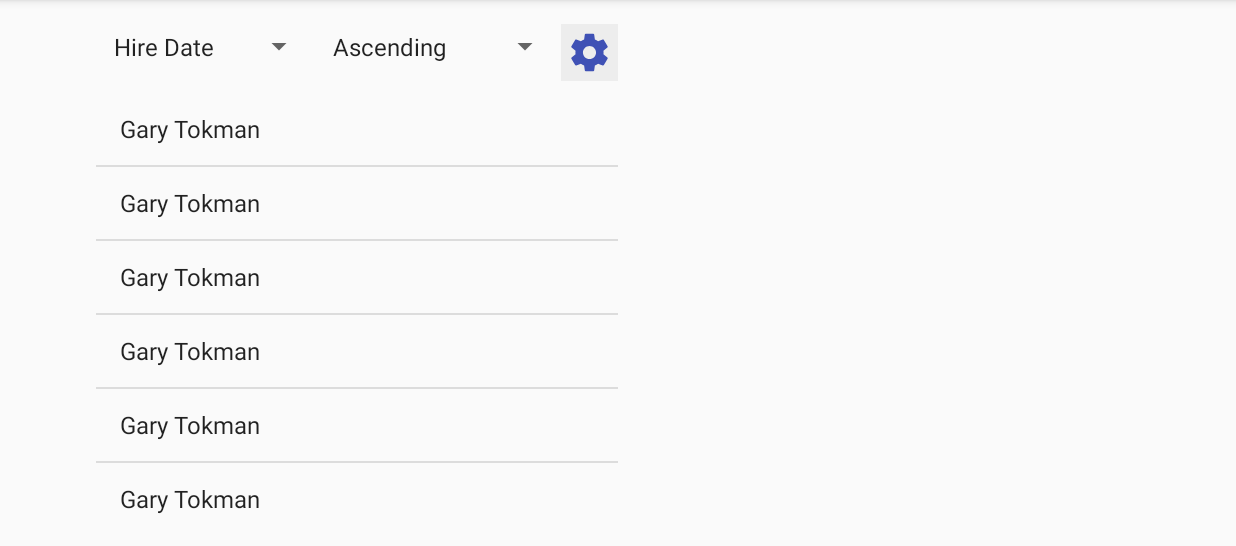
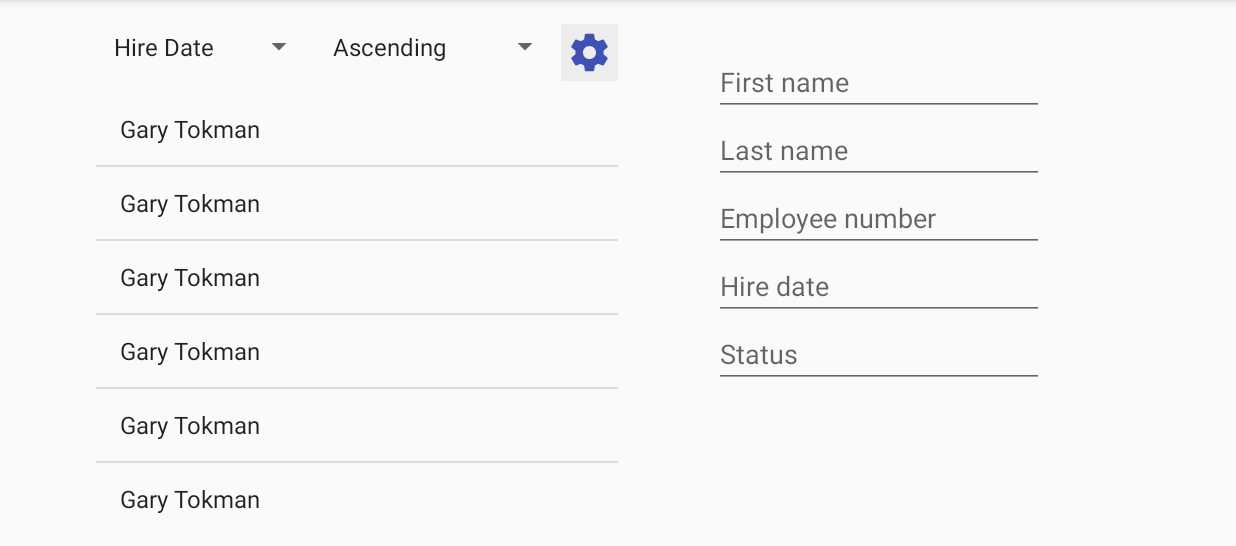
Before and after one commit to gtokman/Android-Challenges-2, an Android app: the screen it shows after launch (MainActivity), on a phone screen of 824 x 412 dp (held sideways), the part 72-618 px from its top. Run offline under Robolectric (Android 15) with nearby library versions, the phone set to English and light mode, and no system bars.

Commit message:
Added form and helper class to get the text

```diff
--- /dev/null
+++ b/TokmanGary_CE04/app/src/main/java/com/garytokman/tokmangary_ce04/Fragments/PersonFormFragment.java
@@ -0,0 +1,48 @@
+package com.garytokman.tokmangary_ce04.Fragments;
+
+import android.app.Fragment;
+import android.os.Bundle;
+import android.support.annotation.Nullable;
+import android.view.LayoutInflater;
+import android.view.View;
+import android.view.ViewGroup;
+import android.widget.EditText;
+
+import com.garytokman.tokmangary_ce04.Helper.TextWatcherHelper;
+import com.garytokman.tokmangary_ce04.R;
+
+// Gary Tokman
+// JAV2 - 1609
+// PersonListFragment
+
+public class PersonFormFragment extends Fragment {
+
+    @Nullable
+    @Override
+    public View onCreateView(LayoutInflater inflater, ViewGroup container, Bundle savedInstanceState) {
+
+        View view = inflater.inflate(R.layout.form_layout, container, false);
+
+        // Init
+        EditText firstName = (EditText) view.findViewById(R.id.firstname_text);
+        EditText lastName = (EditText) view.findViewById(R.id.lastname_text);
+        EditText employeeNumber = (EditText) view.findViewById(R.id.number_text);
+        EditText hireDate = (EditText) view.findViewById(R.id.hire_text);
+        EditText employeeStatus = (EditText) view.findViewById(R.id.status_text);
+
+        // Set text watcher
+        setTextWatcher(firstName);
+        setTextWatcher(lastName);
+        setTextWatcher(employeeNumber);
+        setTextWatcher(hireDate);
+        setTextWatcher(employeeStatus);
+
+        return view;
+    }
+
+    private void setTextWatcher(EditText editText) {
+        TextWatcherHelper watcherHelper = new TextWatcherHelper();
+        editText.addTextChangedListener(watcherHelper);
+        watcherHelper.setEditText(editText);
+    }
+}
--- /dev/null
+++ b/TokmanGary_CE04/app/src/main/java/com/garytokman/tokmangary_ce04/Helper/TextWatcherHelper.java
@@ -0,0 +1,59 @@
+package com.garytokman.tokmangary_ce04.Helper;
+
+import android.text.Editable;
+import android.text.TextWatcher;
+import android.util.Log;
+import android.widget.EditText;
+
+import com.garytokman.tokmangary_ce04.R;
+
+// Gary Tokman
+// JAV2 - 1609
+// TextWatcherHelper
+
+public class TextWatcherHelper implements TextWatcher {
+
+    private static final String TAG = "TextWatcher";
+    private EditText mEditText;
+
+    public void setEditText(EditText editText) {
+        mEditText = editText;
+    }
+
+    @Override
+    public void beforeTextChanged(CharSequence charSequence, int i, int i1, int i2) {
+
+    }
+
+    @Override
+    public void onTextChanged(CharSequence charSequence, int i, int i1, int i2) {
+
+    }
+
+    @Override
+    public void afterTextChanged(Editable editable) {
+
+        String text = editable.toString();
+
+            // Get text value
+            switch (mEditText.getId()) {
+                case R.id.firstname_text:
+                    Log.d(TAG, "First name" + text);
+                    break;
+                case R.id.lastname_text:
+                    Log.d(TAG, "Last name " + text);
+                case R.id.number_text:
+                    Log.d(TAG, "Number" + text);
+                    break;
+                case R.id.hire_text:
+                    Log.d(TAG, "Hire date " + text);
+                    break;
+                case R.id.status_text:
+                    Log.d(TAG, "Status " + text);
+            }
+    }
+
+    private boolean isTextValid(String text) {
+        return !text.contains("");
+    }
+}
--- a/TokmanGary_CE04/app/src/main/java/com/garytokman/tokmangary_ce04/MainActivity.java
+++ b/TokmanGary_CE04/app/src/main/java/com/garytokman/tokmangary_ce04/MainActivity.java
@@ -11,6 +11,7 @@ import android.widget.ImageButton;
 import android.widget.Spinner;
 
 import com.garytokman.tokmangary_ce04.Fragments.PersonDetailFragment;
+import com.garytokman.tokmangary_ce04.Fragments.PersonFormFragment;
 import com.garytokman.tokmangary_ce04.Fragments.PersonListFragment;
 import com.garytokman.tokmangary_ce04.Model.Person;
 
@@ -24,6 +25,7 @@ public class MainActivity extends AppCompatActivity implements View.OnClickListe
     private static final String LIST_FRAGMENT = "List_Fragment";
     private static final String TAG = "MainActivity";
     private static final String PERSON_DETAIL = "Person_Detail";
+    private static final String PERSON_FORM = "Person_Form";
 
     @Override
     protected void onCreate(Bundle savedInstanceState) {
@@ -48,6 +50,13 @@ public class MainActivity extends AppCompatActivity implements View.OnClickListe
                     .add(R.id.list_container, fragment, LIST_FRAGMENT)
                     .commit();
         }
+
+        PersonFormFragment personFormFragment = new PersonFormFragment();
+        fragmentManager
+                .beginTransaction()
+                .add(R.id.custom_container, personFormFragment, PERSON_FORM)
+                .commit();
+
     }
 
     @Override
--- /dev/null
+++ b/TokmanGary_CE04/app/src/main/res/layout/form_layout.xml
@@ -0,0 +1,48 @@
+<?xml version="1.0" encoding="utf-8"?>
+<LinearLayout xmlns:android="http://schemas.android.com/apk/res/android"
+              android:orientation="vertical"
+              android:layout_width="match_parent"
+              android:layout_height="wrap_content"
+              android:paddingBottom="@dimen/activity_vertical_margin"
+              android:paddingLeft="@dimen/activity_horizontal_margin"
+              android:paddingRight="@dimen/activity_horizontal_margin"
+              android:paddingTop="@dimen/activity_vertical_margin"
+    >
+
+
+    <EditText
+        android:layout_width="match_parent"
+        android:layout_height="wrap_content"
+        android:id="@+id/firstname_text"
+        android:layout_gravity="center_horizontal"
+        android:hint="@string/first_name_hint"/>
+
+    <EditText
+        android:layout_width="match_parent"
+        android:layout_height="wrap_content"
+        android:id="@+id/lastname_text"
+        android:layout_gravity="center_horizontal"
+        android:hint="@string/last_name_hint"/>
+
+    <EditText
+        android:layout_width="match_parent"
+        android:layout_height="wrap_content"
+        android:id="@+id/number_text"
+        android:inputType="number"
+        android:layout_gravity="center_horizontal"
+        android:hint="@string/employee_number_hint"/>
+
+    <EditText
+        android:layout_width="match_parent"
+        android:layout_height="wrap_content"
+        android:inputType="date"
+        android:id="@+id/hire_text"
+        android:hint="@string/hire_date_hint"/>
+
+    <EditText
+        android:layout_width="match_parent"
+        android:layout_height="wrap_content"
+        android:id="@+id/status_text"
+        android:layout_gravity="center_horizontal"
+        android:hint="@string/status_hint"/>
+</LinearLayout>
--- a/TokmanGary_CE04/app/src/main/res/values/strings.xml
+++ b/TokmanGary_CE04/app/src/main/res/values/strings.xml
@@ -1,5 +1,10 @@
 <resources>
     <string name="app_name">TokmanGary_CE04</string>
+    <string name="first_name_hint">First name</string>
+    <string name="last_name_hint">Last name</string>
+    <string name="employee_number_hint">Employee number</string>
+    <string name="hire_date_hint">Hire date</string>
+    <string name="status_hint">Status</string>
 
     <string-array name="sort_desc_1">
         <item>Hire Date</item>
```
